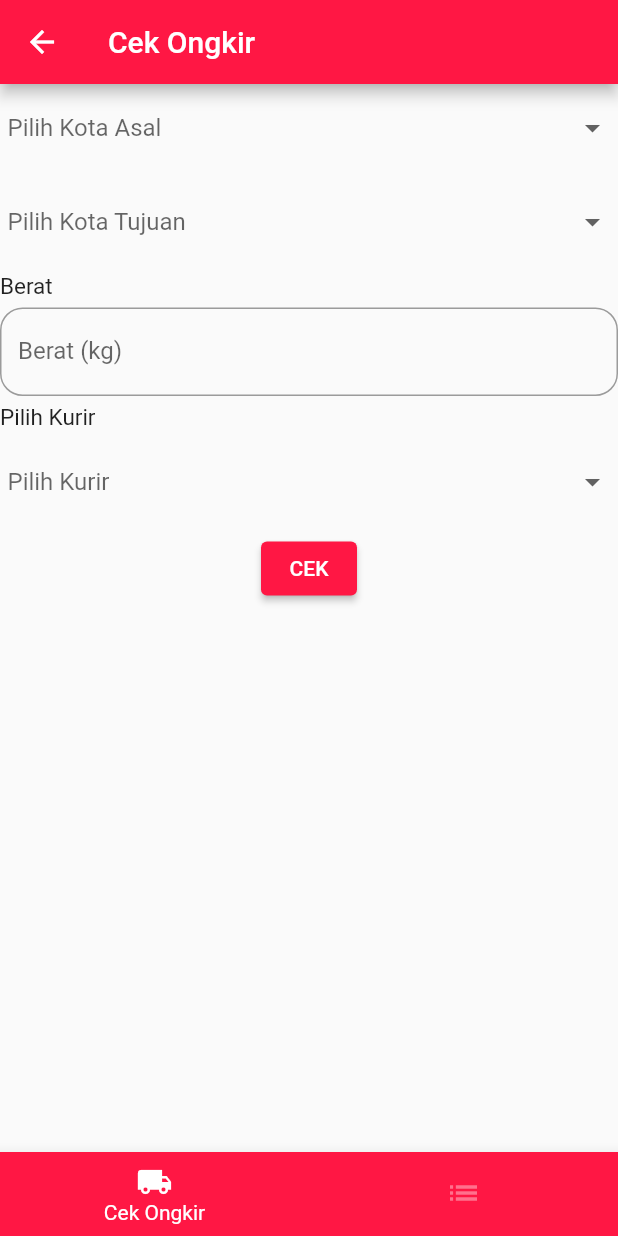
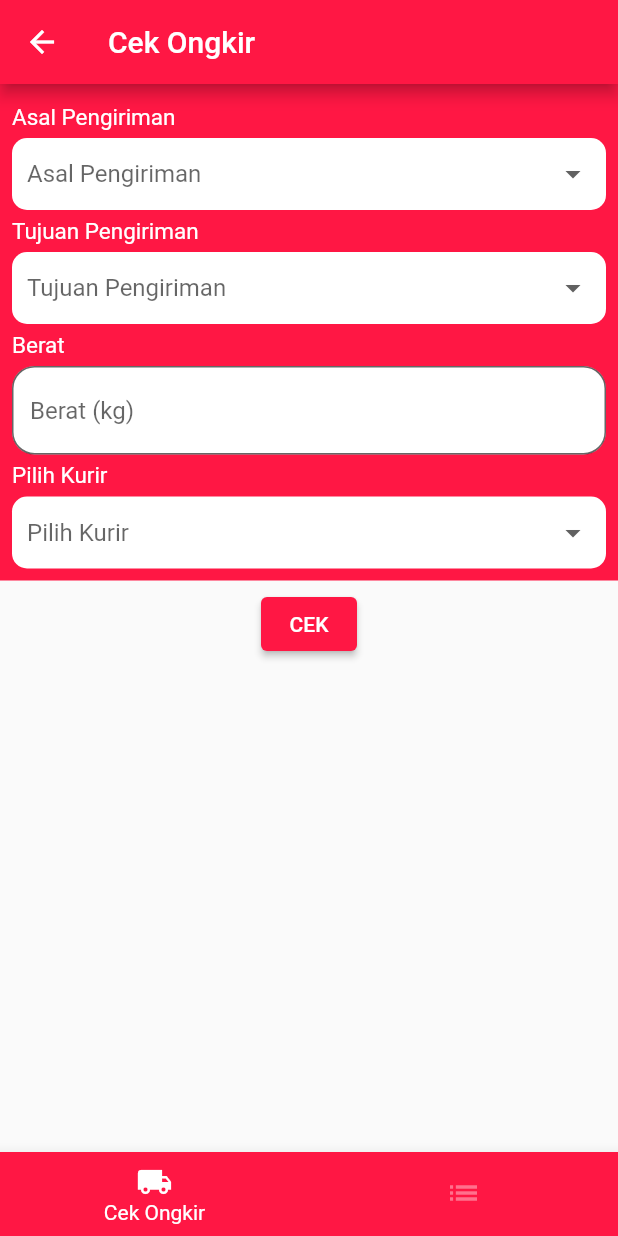
Before and after one commit to Valerie-0036/cekongkir, a Flutter app: the screen it shows after launch, on a phone screen of 412 x 824 dp. Run offline on Flutter 3.47's test engine with Material 2 defaults, Android fonts, the phone set to English and light mode, and no system bars; our stand-ins replace cloud_firestore, firebase_auth, firebase_core; accounts and stored records are empty.

Commit message:
home page ui update

```diff
--- a/lib/cek_ongkir/home_page.dart
+++ b/lib/cek_ongkir/home_page.dart
@@ -20,6 +20,24 @@ class _HomePageState extends State<HomePage> {
       FirebaseFirestore.instance.collection('provinsi');
   CollectionReference ekspedisiCollection =
       FirebaseFirestore.instance.collection('ekspedisi');
+
+  // void loadData(CollectionReference ekspedisiCollection) async {
+  //   try {
+  //     // final QuerySnapshot<Map<String, dynamic>> ekpedisiQuery =
+  //     // await
+  //     ekspedisiCollection.get().then((QuerySnapshot querySnapshot) {
+  //       querySnapshot.docs.forEach((doc) {
+  //           FirebaseFirestore.instance
+  //             .document(doc.id)
+  //             .collection("jobPost")
+  //             .get()
+  //             .then(...);
+  //       });
+  //   });
+  //   } catch (e) {
+  //       print('Terjadi kesalahan: $e');
+  //     }
+  // }
 
   void calculateDistance() async {
     // Cek apakah data provinsi asal dan tujuan sudah dipilih
@@ -94,16 +112,38 @@ class _HomePageState extends State<HomePage> {
 
         child: Column(
           children: [
-            Column(
+            Container(
+              color: const Color.fromARGB(255, 255, 23, 68),
+              child: Column(
+
                 crossAxisAlignment: CrossAxisAlignment.start,
                 children: [
+                  Padding(
+                    padding: const EdgeInsets.all(8.0),
+                    child: Column(
+                        crossAxisAlignment: CrossAxisAlignment.start,
+                      children: [
+                                                const SizedBox(height: 5.0),
+                        Text(
+                          'Asal Pengiriman',
+                          style: TextStyle(
+                            fontSize: 15.0,
+                            color: Colors.white,
+                          ),
+                        ),
+                        const SizedBox(height: 5.0),
+                        Container(
+                            padding: EdgeInsets.symmetric(horizontal: 10,),
+                                decoration: BoxDecoration(
+                        color: Colors.white, borderRadius: BorderRadius.circular(10)),
+                          child:
                               DropdownButton<String>(
-                  padding: const EdgeInsets.all(5.0),
+
                                 borderRadius: BorderRadius.circular(15.0),
                                 underline: SizedBox.shrink(),
                                 isExpanded: true,
                                 value: kota_asal,
-                  hint: const Text("Pilih Kota Asal"),
+                                hint: const Text("Asal Pengiriman"),
                                 onChanged: (String? newValue) {
                                   setState(() {
                                     kota_asal = newValue;
@@ -157,14 +197,29 @@ class _HomePageState extends State<HomePage> {
                                   );
                                 }).toList(),
                               ),
+                        ),
                         const SizedBox(height: 5.0),
+                        Text(
+                          'Tujuan Pengiriman',
+                          style: TextStyle(
+                            fontSize: 15.0,
+                            color: Colors.white,
+                          ),
+                        ),
+                        const SizedBox(height: 5.0),
+
+                          Container(
+                            padding: EdgeInsets.symmetric(horizontal: 10,),
+                                decoration: BoxDecoration(
+                        color: Colors.white, borderRadius: BorderRadius.circular(10)),
+                          child:
                             DropdownButton<String>(
-                  padding: const EdgeInsets.all(5.0),
+
                           borderRadius: BorderRadius.circular(15.0),
                           underline: SizedBox.shrink(),
                           isExpanded: true,
                           value: kota_tujuan,
-                  hint: const Text("Pilih Kota Tujuan"),
+                          hint: const Text("Tujuan Pengiriman"),
                           onChanged: (String? newValue) {
                             setState(() {
                               kota_tujuan = newValue;
@@ -218,19 +273,27 @@ class _HomePageState extends State<HomePage> {
                             );
                           }).toList(),
                         ),
+
+                        ),
+
+
                         const SizedBox(height: 5.0),
                         Text(
                           'Berat',
                           style: TextStyle(
                             fontSize: 15.0,
+                            color: Colors.white,
                           ),
                         ),
                         const SizedBox(height: 5.0),
                         TextField(
                           decoration: InputDecoration(
-                    labelText: 'Berat (kg)',
+                          fillColor: Colors.white,
+                          filled: true,
+                          hintText: 'Berat (kg)',
                             border: OutlineInputBorder(
                               borderRadius: BorderRadius.circular(15.0),
+
                             ),
                           ),
                           keyboardType: TextInputType.number,
@@ -243,11 +306,18 @@ class _HomePageState extends State<HomePage> {
                           'Pilih Kurir',
                           style: TextStyle(
                             fontSize: 15.0,
+                            color: Colors.white,
                           ),
                         ),
                         const SizedBox(height: 5.0),
+
+                              Container(
+                            padding: EdgeInsets.symmetric(horizontal: 10,),
+                                decoration: BoxDecoration(
+                        color: Colors.white, borderRadius: BorderRadius.circular(10)),
+                          child:
                               DropdownButton<String>(
-                  padding: const EdgeInsets.all(5.0),
+
                           borderRadius: BorderRadius.circular(15.0),
                           underline: SizedBox.shrink(),
                           isExpanded: true,
@@ -270,12 +340,19 @@ class _HomePageState extends State<HomePage> {
                             );
                           }).toList(),
                         ),
-                const SizedBox(height: 5.0),
+
+                        ),
                       ],
                     ),
+                  ),
+                ],
+              ),
+            ),
+
             Column(
               crossAxisAlignment: CrossAxisAlignment.center,
               children: [
+                const SizedBox(height: 5.0),
                 ElevatedButton(
                   style: ElevatedButton.styleFrom(
                     backgroundColor: const Color.fromARGB(255, 255, 23, 68),
```
Lines whose indentation alone changed are shown as unchanged.
